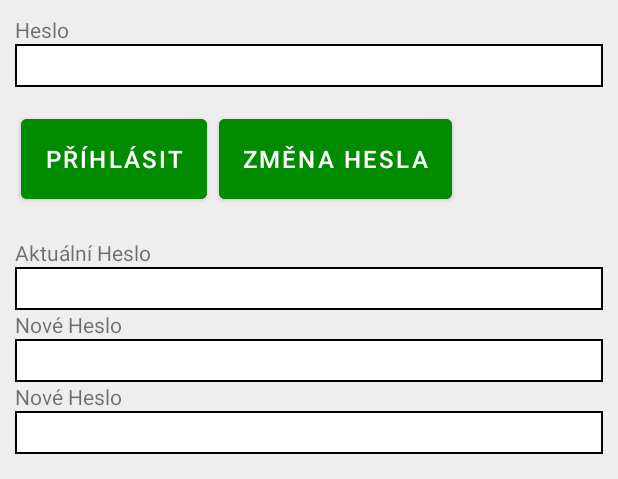
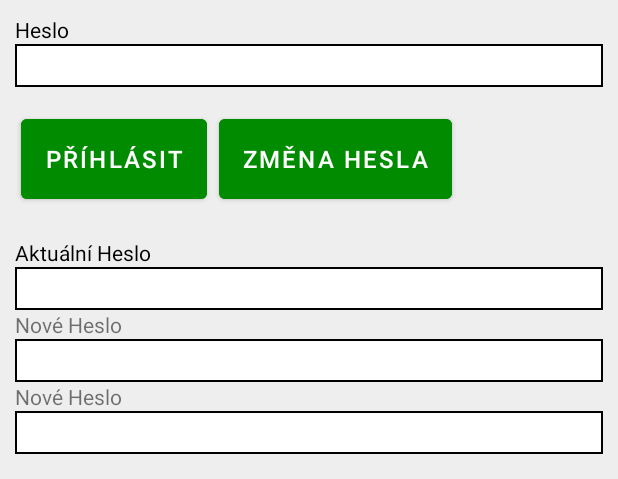
Before and after one commit to kamsyk/WvCaddy, an Android app: the layout activity_vw_caddy_settings.xml on its own in the app's theme, with its tools: preview values and no code run, on a phone screen of 412 x 824 dp, the part 83-562 px from its top. Run offline under Robolectric (Android 15) with nearby library versions, the phone set to English and light mode, and no system bars.

Commit message:
work manager

```diff
--- a/app/build.gradle
+++ b/app/build.gradle
@@ -10,8 +10,8 @@ android {
         applicationId "com.lindewiemann.wvcaddy"
         minSdk 21
         targetSdk 33
-        versionCode 1
-        versionName "1.0"
+        versionCode 2
+        versionName "2.0"
 
         testInstrumentationRunner "androidx.test.runner.AndroidJUnitRunner"
     }
--- a/app/src/main/java/com/lindewiemann/wvcaddy/ItemListExport.java
+++ b/app/src/main/java/com/lindewiemann/wvcaddy/ItemListExport.java
@@ -49,7 +49,7 @@ public class ItemListExport {
 
     public void exportToFile() {
         try {
-            if (isExportFolderExist(_context)) {
+            if (isExportFolderExist()) {
                 if(_progressBar != null) {
                     _progressBar.setVisibility(View.VISIBLE);
                 }
@@ -76,8 +76,8 @@ public class ItemListExport {
         }
     }
 
-    public boolean isExportFolderExist(Context context) {
-        _folder = getExportRootFolder(context);
+    public boolean isExportFolderExist() {
+        _folder = getExportRootFolder(_context);
         //_folder = context.getExternalFilesDir(null);
 
         boolean isFolderExist = true;
--- a/app/src/main/java/com/lindewiemann/wvcaddy/ItemListMailer.java
+++ b/app/src/main/java/com/lindewiemann/wvcaddy/ItemListMailer.java
@@ -34,7 +34,7 @@ public class ItemListMailer {
             if (new ItemListExport(
                     _context,
                     _isAuto,
-                    _progressBar).isExportFolderExist(_context)) {
+                    _progressBar).isExportFolderExist()) {
                 new ItemListMailer.SendMailAsyncTask().execute();
             }
         } catch (Exception e) {
--- a/app/src/main/java/com/lindewiemann/wvcaddy/VwCaddy_Settings.java
+++ b/app/src/main/java/com/lindewiemann/wvcaddy/VwCaddy_Settings.java
@@ -335,7 +335,7 @@ public class VwCaddy_Settings extends AppCompatActivity {
     private void setMailWorker() {
         PeriodicWorkRequest mailWorkRequest = new PeriodicWorkRequest.Builder(
                 MailWorker.class,
-                15*60*1000L, //15 mins is minimum
+                30*60*1000L, //15 mins is minimum
                 TimeUnit.MILLISECONDS)
                 .addTag(WORKER_TAG)
                 .build();
--- a/app/src/main/res/layout/activity_vw_caddy_settings.xml
+++ b/app/src/main/res/layout/activity_vw_caddy_settings.xml
@@ -91,7 +91,8 @@
             <TextView
                 android:layout_height="wrap_content"
                 android:layout_width="match_parent"
-                android:text="Heslo"/>
+                android:text="Heslo"
+                android:textColor="#000"/>
 
             <LinearLayout
                 android:layout_width="match_parent"
@@ -158,7 +159,8 @@
                 android:id="@+id/tvOldPwdLabel"
                 android:layout_height="wrap_content"
                 android:layout_width="match_parent"
-                android:text="Aktuální Heslo"/>
+                android:text="Aktuální Heslo"
+                android:textColor="#000"/>
 
             <LinearLayout
                 android:id="@+id/llOldPwd"
@@ -249,7 +251,8 @@
             <TextView
                 android:layout_height="wrap_content"
                 android:layout_width="match_parent"
-                android:text="Mailová adresa odesílatele"/>
+                android:text="Mailová adresa odesílatele"
+                android:textColor="#000"/>
 
             <LinearLayout
                 android:layout_width="match_parent"
@@ -261,7 +264,7 @@
                     android:layout_width="match_parent"
                     android:background="@drawable/edittext_border"
                     android:padding="2dp"
-                    android:textColor="@color/black"
+                    android:textColor="#000"
                     />
             </LinearLayout>
 
@@ -270,7 +273,8 @@
                 android:layout_height="wrap_content"
                 android:layout_width="match_parent"
                 android:text="Mailové adresy příjemců (oddělené ;)"
-                android:layout_marginTop="10dp" />
+                android:layout_marginTop="10dp"
+                android:textColor="#000"/>
 
             <LinearLayout
                 android:layout_width="match_parent"
@@ -282,7 +286,7 @@
                 android:layout_width="match_parent"
                 android:background="@drawable/edittext_border"
                 android:padding="2dp"
-                android:textColor="@color/black"
+                android:textColor="#000"
                  />
             </LinearLayout>
 
@@ -333,7 +337,8 @@
                 android:layout_height="wrap_content"
                 android:layout_width="match_parent"
                 android:text="G Mail Application Password"
-                android:layout_marginTop="10dp" />
+                android:layout_marginTop="10dp"
+                android:textColor="#000"/>
 
             <LinearLayout
                 android:layout_width="match_parent"
@@ -345,7 +350,7 @@
                     android:layout_width="match_parent"
                     android:background="@drawable/edittext_border"
                     android:padding="2dp"
-                    android:textColor="@color/black"
+                    android:textColor="#000"
                     />
             </LinearLayout>
 
@@ -353,7 +358,8 @@
                 android:layout_height="wrap_content"
                 android:layout_width="match_parent"
                 android:text="Hodina automatického odeslání mailu"
-                android:layout_marginTop="10dp" />
+                android:layout_marginTop="10dp"
+                android:textColor="#000"/>
 
             <LinearLayout
                 android:layout_width="match_parent"
@@ -365,7 +371,7 @@
                     android:layout_height="wrap_content"
                     android:background="@drawable/edittext_border"
                     android:padding="2dp"
-                    android:textColor="@color/black"
+                    android:textColor="#000"
                     />
             </LinearLayout>
 
```
Also changed, not shown: app/src/main/java/com/lindewiemann/wvcaddy/CaddyItemList.java (+7 -7 lines), app/src/main/java/com/lindewiemann/wvcaddy/ContainerDbHelper.java (+5 -5 lines), app/src/main/res/layout/activity_main.xml (+16 -6 lines).
